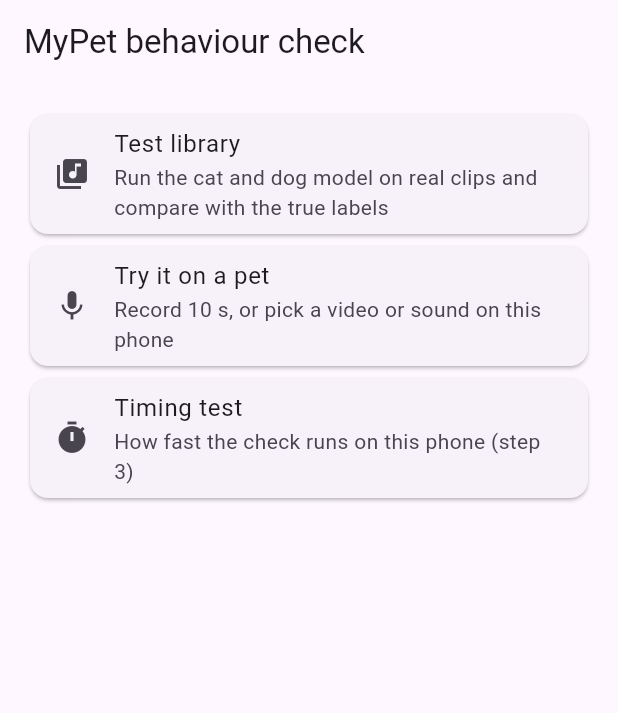
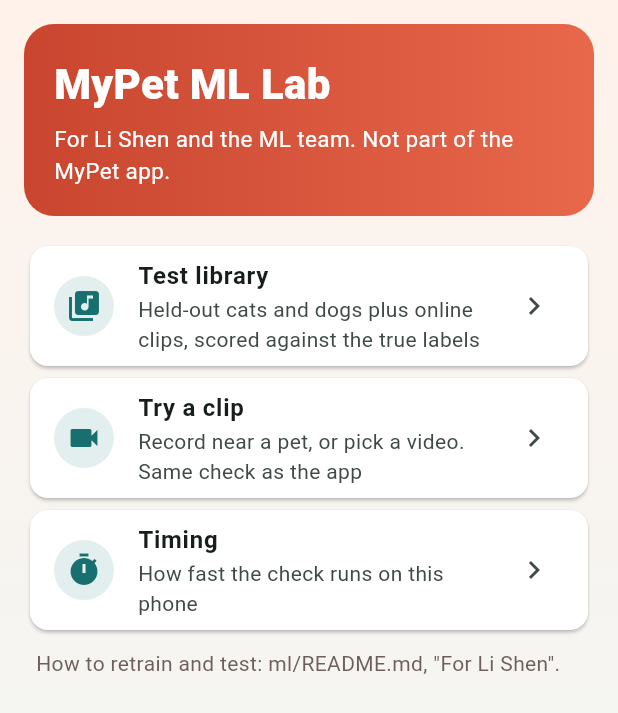
Before and after one commit to Emmapoky/MyPet, a Flutter app: the screen it shows after launch, on a phone screen of 412 x 824 dp. Shown: the top 713 px of the screen. Run offline on Flutter 3.47's test engine with Material 3 defaults, Android fonts, the phone set to English and light mode, and no system bars; our stand-ins replace audioplayers, camera, cloud_firestore, file_picker, firebase_auth, firebase_core and 7 more; missing offline and left inert: ffmpeg_kit_flutter_new, flutter_onnxruntime, record; accounts and stored records are empty.

Commit message:
ML Lab: the bench app is now the team's test app (title, banner, app colours), plus README 'For Li Shen' and steps 7 to 11 in the table
Co-Authored-By: Claude Opus 5.5 <noreply@anthropic.com>
Claude-Session: https://claude.ai/code/session_012zakxpWUGHuGZ5GkHEhVFK

```diff
--- a/ml/flutter/behaviour_bench/lib/main.dart
+++ b/ml/flutter/behaviour_bench/lib/main.dart
@@ -1,4 +1,4 @@
-// MyPet behaviour check timing bench (FIT3162, ML step 3).
+// MyPet ML Lab (FIT3162). A test app for the ML team, separate from the MyPet app.\n// Started as the timing bench (ML step 3).
 //
 // Measures, on a real phone, how long the behaviour check takes from
 // "10 s clip finished" to "512-number embedding ready":
@@ -62,7 +62,21 @@ double cosine(List<double> a, List<double> b) {
 
 int median(List<int> xs) => (List.of(xs)..sort())[xs.length ~/ 2];
 
+// Colours from the MyPet app (design/mypet-tokens-v2.json), so the Lab looks like part of the project.
+const coralDeep = Color(0xFFC9452F);
+const coral = Color(0xFFE8684B);
+const teal = Color(0xFF17706F);
+const pageTop = Color(0xFFFFF2EB);
+const pageBottom = Color(0xFFEDF7F7);
+const ink = Color(0xFF2B1D1A);
+
 void main() => runApp(MaterialApp(
+      title: 'MyPet ML Lab',
+      theme: ThemeData(
+        colorScheme: ColorScheme.fromSeed(seedColor: teal, primary: teal),
+        scaffoldBackgroundColor: pageTop,
+        appBarTheme: const AppBarTheme(backgroundColor: pageTop, foregroundColor: ink),
+      ),
       // --dart-define=AUTORUN=true opens and starts the timing test,
       // --dart-define=AUTORUN_LIBRARY=true opens and starts the test library.
       home: const bool.fromEnvironment('AUTORUN_LIBRARY')
@@ -74,35 +88,55 @@ void main() => runApp(MaterialApp(
 
 class HomePage extends StatelessWidget {
   const HomePage({super.key});
+
+  Widget _section(BuildContext context, IconData icon, String title, String subtitle, Widget page) => Card(
+        color: Colors.white,
+        child: ListTile(
+          leading: CircleAvatar(backgroundColor: teal.withValues(alpha: 0.12), child: Icon(icon, color: teal)),
+          title: Text(title, style: const TextStyle(fontWeight: FontWeight.w700)),
+          subtitle: Text(subtitle),
+          trailing: const Icon(Icons.chevron_right),
+          onTap: () => Navigator.push(context, MaterialPageRoute(builder: (_) => page)),
+        ),
+      );
+
   @override
   Widget build(BuildContext context) => Scaffold(
-        appBar: AppBar(title: const Text('MyPet behaviour check')),
-        body: ListView(padding: const EdgeInsets.all(16), children: [
-          Card(
-            child: ListTile(
-              leading: const Icon(Icons.library_music),
-              title: const Text('Test library'),
-              subtitle: const Text('Run the cat and dog model on real clips and compare with the true labels'),
-              onTap: () => Navigator.push(context, MaterialPageRoute(builder: (_) => const TestLibraryPage())),
-            ),
+        body: Container(
+          decoration: const BoxDecoration(
+              gradient: LinearGradient(begin: Alignment.topCenter, end: Alignment.bottomCenter,
+                  colors: [pageTop, pageBottom])),
+          child: SafeArea(
+            child: ListView(padding: const EdgeInsets.all(16), children: [
+              Container(
+                padding: const EdgeInsets.all(20),
+                decoration: BoxDecoration(
+                  borderRadius: BorderRadius.circular(20),
+                  gradient: const LinearGradient(colors: [coralDeep, coral]),
+                ),
+                child: const Column(crossAxisAlignment: CrossAxisAlignment.start, spacing: 6, children: [
+                  Text('MyPet ML Lab',
+                      style: TextStyle(color: Colors.white, fontSize: 28, fontWeight: FontWeight.w800)),
+                  Text('For Li Shen and the ML team. Not part of the MyPet app.',
+                      style: TextStyle(color: Colors.white, fontSize: 15)),
+                ]),
+              ),
+              const SizedBox(height: 16),
+              _section(context, Icons.library_music, 'Test library',
+                  'Held-out cats and dogs plus online clips, scored against the true labels',
+                  const TestLibraryPage()),
+              _section(context, Icons.videocam, 'Try a clip',
+                  'Record near a pet, or pick a video. Same check as the app', const TryLivePage()),
+              _section(context, Icons.timer, 'Timing', 'How fast the check runs on this phone', const BenchPage()),
+              const SizedBox(height: 8),
+              const Padding(
+                padding: EdgeInsets.symmetric(horizontal: 8),
+                child: Text('How to retrain and test: ml/README.md, "For Li Shen".',
+                    style: TextStyle(color: Color(0xFF6E5F5A))),
+              ),
+            ]),
           ),
-          Card(
-            child: ListTile(
-              leading: const Icon(Icons.mic),
-              title: const Text('Try it on a pet'),
-              subtitle: const Text('Record 10 s, or pick a video or sound on this phone'),
-              onTap: () => Navigator.push(context, MaterialPageRoute(builder: (_) => const TryLivePage())),
-            ),
-          ),
-          Card(
-            child: ListTile(
-              leading: const Icon(Icons.timer),
-              title: const Text('Timing test'),
-              subtitle: const Text('How fast the check runs on this phone (step 3)'),
-              onTap: () => Navigator.push(context, MaterialPageRoute(builder: (_) => const BenchPage())),
-            ),
-          ),
-        ]),
+        ),
       );
 }
 
@@ -210,7 +244,7 @@ class _BenchPageState extends State<BenchPage> {
 
   @override
   Widget build(BuildContext context) => Scaffold(
-        appBar: AppBar(title: const Text('MyPet behaviour check timing')),
+        appBar: AppBar(title: const Text('Timing')),
         body: ListView(
           padding: const EdgeInsets.all(16),
           children: [
--- a/ml/flutter/behaviour_bench/lib/try_live.dart
+++ b/ml/flutter/behaviour_bench/lib/try_live.dart
@@ -162,7 +162,7 @@ class _TryLivePageState extends State<TryLivePage> {
     final ready = _analysis != null && _session != null;
     final r = _result;
     return Scaffold(
-      appBar: AppBar(title: const Text('Try it on a pet')),
+      appBar: AppBar(title: const Text('Try a clip')),
       body: ListView(padding: const EdgeInsets.all(16), children: [
         const Text('Record 10 seconds near the pet, or pick a video or sound already on this phone. '
             'Only the sound is used, and it is deleted after the check.'),
```
Also changed, not shown: 3 other files.
